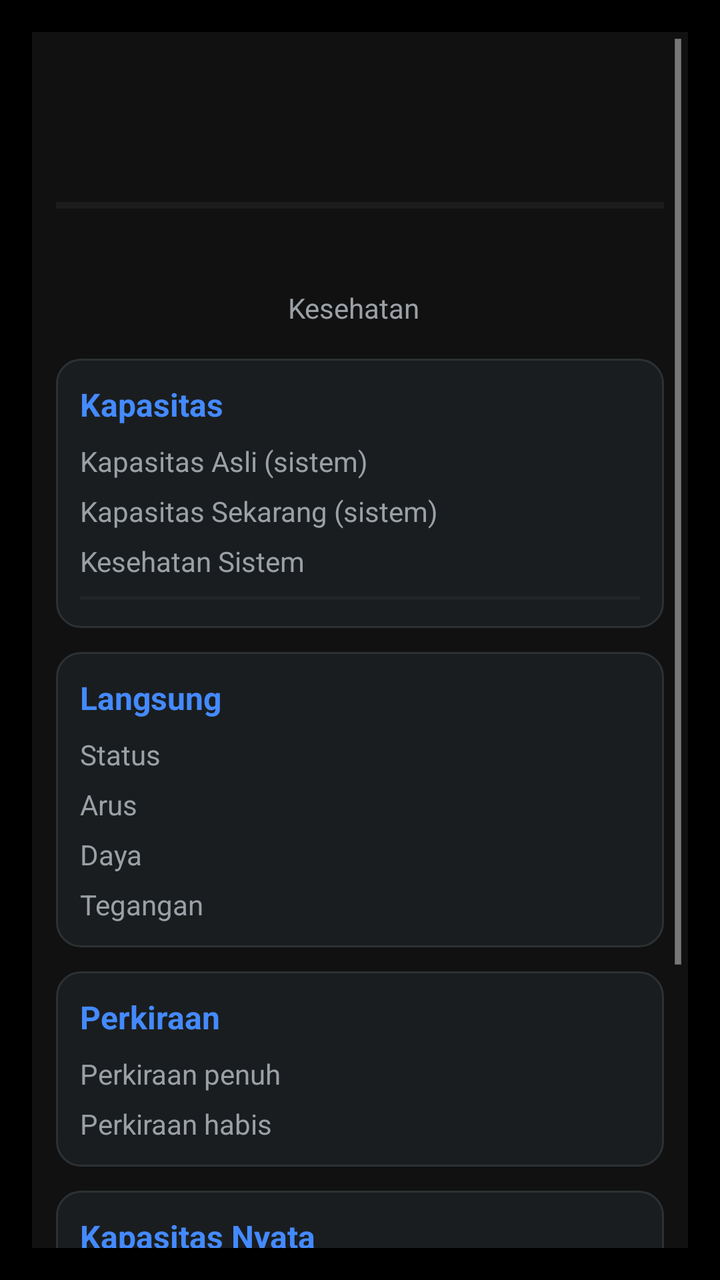
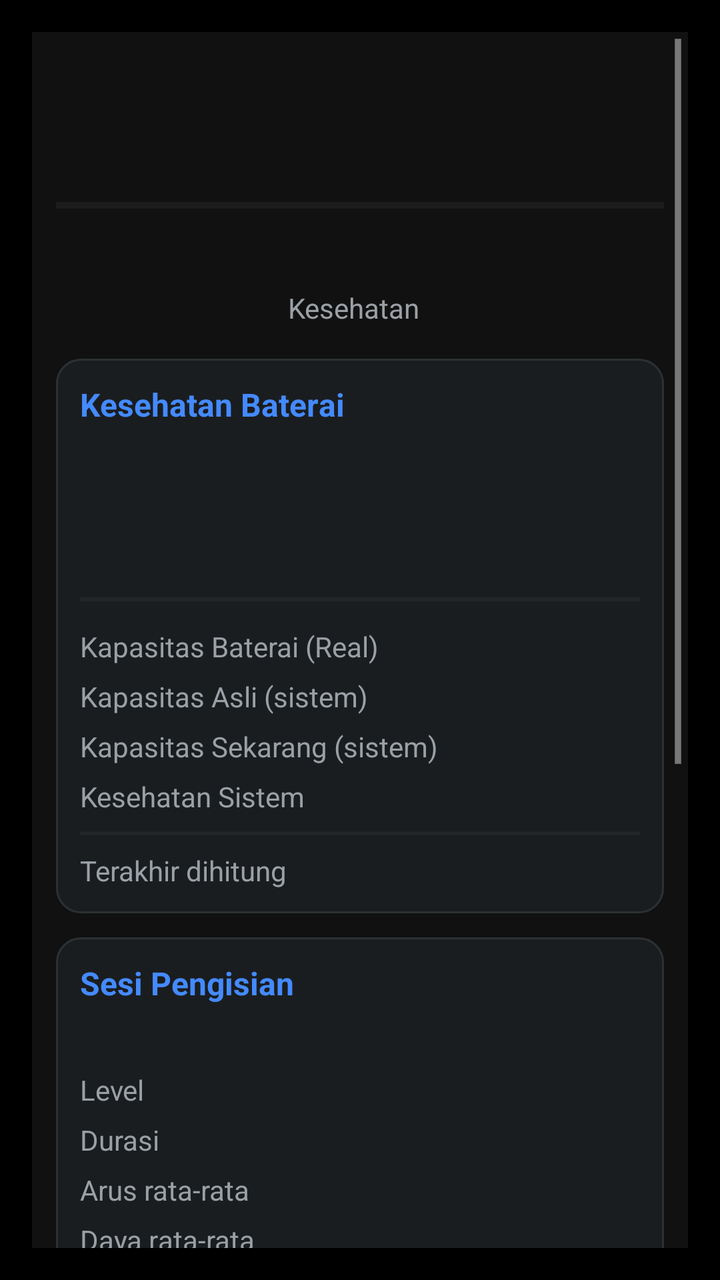

Before-and-after screenshots of an Android layout around one commit, followed by the original layout XML and the change that was made.
<!-- AndroidManifest.xml: activity theme android:Theme.Holo.Light.DarkActionBar -->
<!-- res/layout/activity_battery_info.xml -->
<?xml version="1.0" encoding="utf-8"?>
<ScrollView xmlns:android="http://schemas.android.com/apk/res/android" android:background="#000000" android:padding="16dp" android:fitsSystemWindows="true" android:layout_width="match_parent" android:layout_height="match_parent">
    <LinearLayout android:orientation="vertical" android:background="#111111" android:padding="12dp" android:layout_width="match_parent" android:layout_height="wrap_content">
        <TextView android:id="@+id/battLevelText" android:textSize="44sp" android:textStyle="bold" android:textColor="#ffffff" android:gravity="center" android:layout_width="match_parent" android:layout_height="wrap_content"/>
        <ProgressBar android:id="@+id/battLevelBar" style="?android:attr/progressBarStyleHorizontal" android:max="100" android:progressTint="#4caf50" android:progressBackgroundTint="#333333" android:layout_width="match_parent" android:layout_height="wrap_content" android:layout_marginTop="8dp"/>
        <TextView android:id="@+id/battStatusText" android:textSize="16sp" android:textColor="#ffffff" android:gravity="center" android:layout_width="match_parent" android:layout_height="wrap_content" android:layout_marginTop="8dp"/>
        <LinearLayout android:orientation="horizontal" android:gravity="center" android:layout_width="match_parent" android:layout_height="wrap_content" android:layout_marginTop="4dp">
            <TextView android:textSize="14sp" android:textColor="#9aa0a6" android:layout_width="wrap_content" android:layout_height="wrap_content" android:text="@string/batt_label_health"/>
            <TextView android:id="@+id/battHealthText" android:textSize="14sp" android:textColor="#ffffff" android:layout_width="wrap_content" android:layout_height="wrap_content" android:layout_marginStart="6dp"/>
        </LinearLayout>
        <LinearLayout android:orientation="vertical" android:background="@drawable/card_background" android:padding="12dp" android:layout_width="match_parent" android:layout_height="wrap_content" android:layout_marginTop="16dp">
            <TextView android:textSize="16sp" android:textStyle="bold" android:textColor="#448aff" android:layout_width="match_parent" android:layout_height="wrap_content" android:layout_marginBottom="8dp" android:text="@string/batt_card_capacity"/>
            <LinearLayout android:orientation="horizontal" android:layout_width="match_parent" android:layout_height="wrap_content" android:layout_marginBottom="6dp">
                <TextView android:textSize="14sp" android:textColor="#9aa0a6" android:layout_width="0dp" android:layout_weight="1" android:layout_height="wrap_content" android:text="@string/batt_label_design"/>
                <TextView android:id="@+id/battDesignValue" android:textSize="14sp" android:textColor="#ffffff" android:gravity="end" android:layout_width="wrap_content" android:layout_height="wrap_content"/>
            </LinearLayout>
            <LinearLayout android:orientation="horizontal" android:layout_width="match_parent" android:layout_height="wrap_content" android:layout_marginBottom="6dp">
                <TextView android:textSize="14sp" android:textColor="#9aa0a6" android:layout_width="0dp" android:layout_weight="1" android:layout_height="wrap_content" android:text="@string/batt_label_full"/>
                <TextView android:id="@+id/battFullValue" android:textSize="14sp" android:textColor="#ffffff" android:gravity="end" android:layout_width="wrap_content" android:layout_height="wrap_content"/>
            </LinearLayout>
            <LinearLayout android:orientation="horizontal" android:layout_width="match_parent" android:layout_height="wrap_content">
                <TextView android:textSize="14sp" android:textColor="#9aa0a6" android:layout_width="0dp" android:layout_weight="1" android:layout_height="wrap_content" android:text="@string/batt_label_sys_health"/>
                <TextView android:id="@+id/battSysHealthValue" android:textSize="14sp" android:textColor="#ffffff" android:gravity="end" android:layout_width="wrap_content" android:layout_height="wrap_content"/>
            </LinearLayout>
            <ProgressBar android:id="@+id/battSysHealthBar" style="?android:attr/progressBarStyleHorizontal" android:max="100" android:progressTint="#4caf50" android:progressBackgroundTint="#333333" android:layout_width="match_parent" android:layout_height="6dp" android:layout_marginTop="6dp"/>
        </LinearLayout>
        <LinearLayout android:orientation="vertical" android:background="@drawable/card_background" android:padding="12dp" android:layout_width="match_parent" android:layout_height="wrap_content" android:layout_marginTop="12dp">
            <TextView android:textSize="16sp" android:textStyle="bold" android:textColor="#448aff" android:layout_width="match_parent" android:layout_height="wrap_content" android:layout_marginBottom="8dp" android:text="@string/batt_card_live"/>
            <LinearLayout android:orientation="horizontal" android:layout_width="match_parent" android:layout_height="wrap_content" android:layout_marginBottom="6dp">
                <TextView android:textSize="14sp" android:textColor="#9aa0a6" android:layout_width="0dp" android:layout_weight="1" android:layout_height="wrap_content" android:text="@string/batt_label_status"/>
                <TextView android:id="@+id/battLiveStatusValue" android:textSize="14sp" android:textColor="#ffffff" android:gravity="end" android:layout_width="wrap_content" android:layout_height="wrap_content"/>
            </LinearLayout>
            <LinearLayout android:orientation="horizontal" android:layout_width="match_parent" android:layout_height="wrap_content" android:layout_marginBottom="6dp">
                <TextView android:textSize="14sp" android:textColor="#9aa0a6" android:layout_width="0dp" android:layout_weight="1" android:layout_height="wrap_content" android:text="@string/batt_label_current"/>
                <TextView android:id="@+id/battCurrentValue" android:textSize="14sp" android:textColor="#ffffff" android:gravity="end" android:layout_width="wrap_content" android:layout_height="wrap_content"/>
            </LinearLayout>
            <LinearLayout android:orientation="horizontal" android:layout_width="match_parent" android:layout_height="wrap_content" android:layout_marginBottom="6dp">
                <TextView android:textSize="14sp" android:textColor="#9aa0a6" android:layout_width="0dp" android:layout_weight="1" android:layout_height="wrap_content" android:text="@string/batt_label_power"/>
                <TextView android:id="@+id/battPowerValue" android:textSize="14sp" android:textColor="#ffffff" android:gravity="end" android:layout_width="wrap_content" android:layout_height="wrap_content"/>
            </LinearLayout>
            <LinearLayout android:orientation="horizontal" android:layout_width="match_parent" android:layout_height="wrap_content">
                <TextView android:textSize="14sp" android:textColor="#9aa0a6" android:layout_width="0dp" android:layout_weight="1" android:layout_height="wrap_content" android:text="@string/batt_label_voltage"/>
                <TextView android:id="@+id/battVoltageValue" android:textSize="14sp" android:textColor="#ffffff" android:gravity="end" android:layout_width="wrap_content" android:layout_height="wrap_content"/>
            </LinearLayout>
        </LinearLayout>
        <LinearLayout android:orientation="vertical" android:background="@drawable/card_background" android:padding="12dp" android:layout_width="match_parent" android:layout_height="wrap_content" android:layout_marginTop="12dp">
            <TextView android:textSize="16sp" android:textStyle="bold" android:textColor="#448aff" android:layout_width="match_parent" android:layout_height="wrap_content" android:layout_marginBottom="8dp" android:text="@string/batt_card_estimates"/>
            <LinearLayout android:orientation="horizontal" android:layout_width="match_parent" android:layout_height="wrap_content" android:layout_marginBottom="6dp">
                <TextView android:textSize="14sp" android:textColor="#9aa0a6" android:layout_width="0dp" android:layout_weight="1" android:layout_height="wrap_content" android:text="@string/batt_label_est_full"/>
                <TextView android:id="@+id/battEstFullValue" android:textSize="14sp" android:textColor="#ffffff" android:gravity="end" android:layout_width="wrap_content" android:layout_height="wrap_content"/>
            </LinearLayout>
            <LinearLayout android:orientation="horizontal" android:layout_width="match_parent" android:layout_height="wrap_content">
                <TextView android:textSize="14sp" android:textColor="#9aa0a6" android:layout_width="0dp" android:layout_weight="1" android:layout_height="wrap_content" android:text="@string/batt_label_est_left"/>
                <TextView android:id="@+id/battEstLeftValue" android:textSize="14sp" android:textColor="#ffffff" android:gravity="end" android:layout_width="wrap_content" android:layout_height="wrap_content"/>
            </LinearLayout>
        </LinearLayout>
        <LinearLayout android:orientation="vertical" android:background="@drawable/card_background" android:padding="12dp" android:layout_width="match_parent" android:layout_height="wrap_content" android:layout_marginTop="12dp">
            <TextView android:textSize="16sp" android:textStyle="bold" android:textColor="#448aff" android:layout_width="match_parent" android:layout_height="wrap_content" android:layout_marginBottom="8dp" android:text="@string/batt_card_real"/>
            <LinearLayout android:orientation="horizontal" android:layout_width="match_parent" android:layout_height="wrap_content" android:layout_marginBottom="6dp">
                <TextView android:textSize="14sp" android:textColor="#9aa0a6" android:layout_width="0dp" android:layout_weight="1" android:layout_height="wrap_content" android:text="@string/batt_label_real_capacity"/>
                <TextView android:id="@+id/battRealCapValue" android:textSize="14sp" android:textColor="#ffffff" android:gravity="end" android:layout_width="wrap_content" android:layout_height="wrap_content"/>
            </LinearLayout>
            <LinearLayout android:orientation="horizontal" android:layout_width="match_parent" android:layout_height="wrap_content" android:layout_marginBottom="6dp">
                <TextView android:textSize="14sp" android:textColor="#9aa0a6" android:layout_width="0dp" android:layout_weight="1" android:layout_height="wrap_content" android:text="@string/batt_label_real_health"/>
                <TextView android:id="@+id/battRealHealthValue" android:textSize="14sp" android:textColor="#ffffff" android:gravity="end" android:layout_width="wrap_content" android:layout_height="wrap_content"/>
            </LinearLayout>
            <LinearLayout android:orientation="horizontal" android:layout_width="match_parent" android:layout_height="wrap_content">
                <TextView android:textSize="14sp" android:textColor="#9aa0a6" android:layout_width="0dp" android:layout_weight="1" android:layout_height="wrap_content" android:text="@string/batt_label_last_calc"/>
                <TextView android:id="@+id/battLastCalcValue" android:textSize="14sp" android:textColor="#ffffff" android:gravity="end" android:layout_width="wrap_content" android:layout_height="wrap_content"/>
            </LinearLayout>
        </LinearLayout>
        <TextView android:id="@+id/battNotesText" android:textSize="12sp" android:textColor="#9aa0a6" android:layout_width="match_parent" android:layout_height="wrap_content" android:layout_marginTop="12dp" android:text="@string/battery_notes"/>
    </LinearLayout>
</ScrollView>
<!-- resources referenced by this layout -->
<resources>
  <!-- drawable card_background (drawable) -->
  <?xml version="1.0" encoding="utf-8"?>
  <shape xmlns:android="http://schemas.android.com/apk/res/android" android:shape="rectangle">
      <solid android:color="#1a1d1f"/>
      <corners android:radius="12dp"/>
      <stroke android:width="1dp" android:color="#2c3134"/>
  </shape>
  <string name="batt_card_capacity">Kapasitas</string>
  <string name="batt_card_estimates">Perkiraan</string>
  <string name="batt_card_live">Langsung</string>
  <string name="batt_card_real">Kapasitas Nyata</string>
  <string name="batt_label_current">Arus</string>
  <string name="batt_label_design">Kapasitas Asli (sistem)</string>
  <string name="batt_label_est_full">Perkiraan penuh</string>
  <string name="batt_label_est_left">Perkiraan habis</string>
  <string name="batt_label_full">Kapasitas Sekarang (sistem)</string>
  <string name="batt_label_health">Kesehatan</string>
  <string name="batt_label_last_calc">Terakhir dihitung</string>
  <string name="batt_label_power">Daya</string>
  <string name="batt_label_real_capacity">Kapasitas Baterai (Real)</string>
  <string name="batt_label_real_health">Kesehatan Baterai (Real)</string>
  <string name="batt_label_status">Status</string>
  <string name="batt_label_sys_health">Kesehatan Sistem</string>
  <string name="batt_label_voltage">Tegangan</string>
  <string name="battery_notes">Catatan:\n- Estimasi (Real) dihitung setelah pengisian yang mencapai minimal 95% saat perangkat dalam keadaan aktif.\n- Pengisian saat perangkat mati (power-off charging) tidak termasuk dalam perhitungan.</string>
</resources>

<!-- the commit's change to res/layout/activity_battery_info.xml (unified diff, before → after) -->
@@ -9,7 +9,14 @@
             <TextView android:id="@+id/battHealthText" android:textSize="14sp" android:textColor="#ffffff" android:layout_width="wrap_content" android:layout_height="wrap_content" android:layout_marginStart="6dp"/>
         </LinearLayout>
         <LinearLayout android:orientation="vertical" android:background="@drawable/card_background" android:padding="12dp" android:layout_width="match_parent" android:layout_height="wrap_content" android:layout_marginTop="16dp">
-            <TextView android:textSize="16sp" android:textStyle="bold" android:textColor="#448aff" android:layout_width="match_parent" android:layout_height="wrap_content" android:layout_marginBottom="8dp" android:text="@string/batt_card_capacity"/>
+            <TextView android:textSize="16sp" android:textStyle="bold" android:textColor="#448aff" android:layout_width="match_parent" android:layout_height="wrap_content" android:layout_marginBottom="8dp" android:text="@string/batt_card_health"/>
+            <TextView android:id="@+id/battHealthBig" android:textSize="36sp" android:textStyle="bold" android:textColor="#ffffff" android:gravity="center" android:layout_width="match_parent" android:layout_height="wrap_content"/>
+            <TextView android:id="@+id/battHealthBasis" android:textSize="12sp" android:textColor="#9aa0a6" android:gravity="center" android:layout_width="match_parent" android:layout_height="wrap_content" android:layout_marginTop="2dp"/>
+            <ProgressBar android:id="@+id/battHealthBar" style="?android:attr/progressBarStyleHorizontal" android:max="100" android:progressTint="#4caf50" android:progressBackgroundTint="#333333" android:layout_width="match_parent" android:layout_height="8dp" android:layout_marginTop="8dp" android:layout_marginBottom="10dp"/>
+            <LinearLayout android:orientation="horizontal" android:layout_width="match_parent" android:layout_height="wrap_content" android:layout_marginBottom="6dp">
+                <TextView android:textSize="14sp" android:textColor="#9aa0a6" android:layout_width="0dp" android:layout_weight="1" android:layout_height="wrap_content" android:text="@string/batt_label_real_capacity"/>
+                <TextView android:id="@+id/battRealCapValue" android:textSize="14sp" android:textColor="#ffffff" android:gravity="end" android:layout_width="wrap_content" android:layout_height="wrap_content"/>
+            </LinearLayout>
             <LinearLayout android:orientation="horizontal" android:layout_width="match_parent" android:layout_height="wrap_content" android:layout_marginBottom="6dp">
                 <TextView android:textSize="14sp" android:textColor="#9aa0a6" android:layout_width="0dp" android:layout_weight="1" android:layout_height="wrap_content" android:text="@string/batt_label_design"/>
                 <TextView android:id="@+id/battDesignValue" android:textSize="14sp" android:textColor="#ffffff" android:gravity="end" android:layout_width="wrap_content" android:layout_height="wrap_content"/>
@@ -23,6 +30,38 @@
                 <TextView android:id="@+id/battSysHealthValue" android:textSize="14sp" android:textColor="#ffffff" android:gravity="end" android:layout_width="wrap_content" android:layout_height="wrap_content"/>
             </LinearLayout>
             <ProgressBar android:id="@+id/battSysHealthBar" style="?android:attr/progressBarStyleHorizontal" android:max="100" android:progressTint="#4caf50" android:progressBackgroundTint="#333333" android:layout_width="match_parent" android:layout_height="6dp" android:layout_marginTop="6dp"/>
+            <LinearLayout android:orientation="horizontal" android:layout_width="match_parent" android:layout_height="wrap_content" android:layout_marginTop="6dp">
+                <TextView android:textSize="14sp" android:textColor="#9aa0a6" android:layout_width="0dp" android:layout_weight="1" android:layout_height="wrap_content" android:text="@string/batt_label_last_calc"/>
+                <TextView android:id="@+id/battLastCalcValue" android:textSize="14sp" android:textColor="#ffffff" android:gravity="end" android:layout_width="wrap_content" android:layout_height="wrap_content"/>
+            </LinearLayout>
+        </LinearLayout>
+        <LinearLayout android:orientation="vertical" android:background="@drawable/card_background" android:padding="12dp" android:layout_width="match_parent" android:layout_height="wrap_content" android:layout_marginTop="12dp">
+            <TextView android:textSize="16sp" android:textStyle="bold" android:textColor="#448aff" android:layout_width="match_parent" android:layout_height="wrap_content" android:layout_marginBottom="8dp" android:text="@string/batt_card_charging"/>
+            <TextView android:id="@+id/battSessionState" android:textSize="14sp" android:textStyle="bold" android:textColor="#ffffff" android:layout_width="match_parent" android:layout_height="wrap_content" android:layout_marginBottom="6dp"/>
+            <LinearLayout android:id="@+id/battSessionBody" android:orientation="vertical" android:layout_width="match_parent" android:layout_height="wrap_content">
+                <LinearLayout android:orientation="horizontal" android:layout_width="match_parent" android:layout_height="wrap_content" android:layout_marginBottom="6dp">
+                    <TextView android:textSize="14sp" android:textColor="#9aa0a6" android:layout_width="0dp" android:layout_weight="1" android:layout_height="wrap_content" android:text="@string/batt_label_session_levels"/>
+                    <TextView android:id="@+id/battSessionLevelsValue" android:textSize="14sp" android:textColor="#ffffff" android:gravity="end" android:layout_width="wrap_content" android:layout_height="wrap_content"/>
+                </LinearLayout>
+                <LinearLayout android:orientation="horizontal" android:layout_width="match_parent" android:layout_height="wrap_content" android:layout_marginBottom="6dp">
+                    <TextView android:textSize="14sp" android:textColor="#9aa0a6" android:layout_width="0dp" android:layout_weight="1" android:layout_height="wrap_content" android:text="@string/batt_label_session_duration"/>
+                    <TextView android:id="@+id/battSessionDurationValue" android:textSize="14sp" android:textColor="#ffffff" android:gravity="end" android:layout_width="wrap_content" android:layout_height="wrap_content"/>
+                </LinearLayout>
+                <LinearLayout android:orientation="horizontal" android:layout_width="match_parent" android:layout_height="wrap_content" android:layout_marginBottom="6dp">
+                    <TextView android:textSize="14sp" android:textColor="#9aa0a6" android:layout_width="0dp" android:layout_weight="1" android:layout_height="wrap_content" android:text="@string/batt_label_session_avg_current"/>
+                    <TextView android:id="@+id/battSessionAvgCurrentValue" android:textSize="14sp" android:textColor="#ffffff" android:gravity="end" android:layout_width="wrap_content" android:layout_height="wrap_content"/>
+                </LinearLayout>
+                <LinearLayout android:orientation="horizontal" android:layout_width="match_parent" android:layout_height="wrap_content" android:layout_marginBottom="6dp">
+                    <TextView android:textSize="14sp" android:textColor="#9aa0a6" android:layout_width="0dp" android:layout_weight="1" android:layout_height="wrap_content" android:text="@string/batt_label_session_avg_power"/>
+                    <TextView android:id="@+id/battSessionAvgPowerValue" android:textSize="14sp" android:textColor="#ffffff" android:gravity="end" android:layout_width="wrap_content" android:layout_height="wrap_content"/>
+                </LinearLayout>
+                <LinearLayout android:orientation="horizontal" android:layout_width="match_parent" android:layout_height="wrap_content">
+                    <TextView android:textSize="14sp" android:textColor="#9aa0a6" android:layout_width="0dp" android:layout_weight="1" android:layout_height="wrap_content" android:text="@string/batt_label_session_added"/>
+                    <TextView android:id="@+id/battSessionMahValue" android:textSize="14sp" android:textColor="#ffffff" android:gravity="end" android:layout_width="wrap_content" android:layout_height="wrap_content"/>
+                </LinearLayout>
+            </LinearLayout>
+            <LinearLayout android:id="@+id/battSessionsList" android:orientation="vertical" android:layout_width="match_parent" android:layout_height="wrap_content" android:layout_marginTop="8dp"/>
+            <TextView android:id="@+id/battSessionEmpty" android:textSize="13sp" android:textColor="#9aa0a6" android:layout_width="match_parent" android:layout_height="wrap_content" android:visibility="gone" android:text="@string/batt_session_none"/>
         </LinearLayout>
         <LinearLayout android:orientation="vertical" android:background="@drawable/card_background" android:padding="12dp" android:layout_width="match_parent" android:layout_height="wrap_content" android:layout_marginTop="12dp">
             <TextView android:textSize="16sp" android:textStyle="bold" android:textColor="#448aff" android:layout_width="match_parent" android:layout_height="wrap_content" android:layout_marginBottom="8dp" android:text="@string/batt_card_live"/>
@@ -54,21 +93,6 @@
                 <TextView android:id="@+id/battEstLeftValue" android:textSize="14sp" android:textColor="#ffffff" android:gravity="end" android:layout_width="wrap_content" android:layout_height="wrap_content"/>
             </LinearLayout>
         </LinearLayout>
-        <LinearLayout android:orientation="vertical" android:background="@drawable/card_background" android:padding="12dp" android:layout_width="match_parent" android:layout_height="wrap_content" android:layout_marginTop="12dp">
-            <TextView android:textSize="16sp" android:textStyle="bold" android:textColor="#448aff" android:layout_width="match_parent" android:layout_height="wrap_content" android:layout_marginBottom="8dp" android:text="@string/batt_card_real"/>
-            <LinearLayout android:orientation="horizontal" android:layout_width="match_parent" android:layout_height="wrap_content" android:layout_marginBottom="6dp">
-                <TextView android:textSize="14sp" android:textColor="#9aa0a6" android:layout_width="0dp" android:layout_weight="1" android:layout_height="wrap_content" android:text="@string/batt_label_real_capacity"/>
-                <TextView android:id="@+id/battRealCapValue" android:textSize="14sp" android:textColor="#ffffff" android:gravity="end" android:layout_width="wrap_content" android:layout_height="wrap_content"/>
-            </LinearLayout>
-            <LinearLayout android:orientation="horizontal" android:layout_width="match_parent" android:layout_height="wrap_content" android:layout_marginBottom="6dp">
-                <TextView android:textSize="14sp" android:textColor="#9aa0a6" android:layout_width="0dp" android:layout_weight="1" android:layout_height="wrap_content" android:text="@string/batt_label_real_health"/>
-                <TextView android:id="@+id/battRealHealthValue" android:textSize="14sp" android:textColor="#ffffff" android:gravity="end" android:layout_width="wrap_content" android:layout_height="wrap_content"/>
-            </LinearLayout>
-            <LinearLayout android:orientation="horizontal" android:layout_width="match_parent" android:layout_height="wrap_content">
-                <TextView android:textSize="14sp" android:textColor="#9aa0a6" android:layout_width="0dp" android:layout_weight="1" android:layout_height="wrap_content" android:text="@string/batt_label_last_calc"/>
-                <TextView android:id="@+id/battLastCalcValue" android:textSize="14sp" android:textColor="#ffffff" android:gravity="end" android:layout_width="wrap_content" android:layout_height="wrap_content"/>
-            </LinearLayout>
-        </LinearLayout>
         <TextView android:id="@+id/battNotesText" android:textSize="12sp" android:textColor="#9aa0a6" android:layout_width="match_parent" android:layout_height="wrap_content" android:layout_marginTop="12dp" android:text="@string/battery_notes"/>
     </LinearLayout>
 </ScrollView>
<!-- resource entries referenced after the edit -->
@@ -7,10 +7,10 @@
       <corners android:radius="12dp"/>
       <stroke android:width="1dp" android:color="#2c3134"/>
   </shape>
-  <string name="batt_card_capacity">Kapasitas</string>
+  <string name="batt_card_charging">Sesi Pengisian</string>
   <string name="batt_card_estimates">Perkiraan</string>
+  <string name="batt_card_health">Kesehatan Baterai</string>
   <string name="batt_card_live">Langsung</string>
-  <string name="batt_card_real">Kapasitas Nyata</string>
   <string name="batt_label_current">Arus</string>
   <string name="batt_label_design">Kapasitas Asli (sistem)</string>
   <string name="batt_label_est_full">Perkiraan penuh</string>
@@ -20,10 +20,15 @@
   <string name="batt_label_last_calc">Terakhir dihitung</string>
   <string name="batt_label_power">Daya</string>
   <string name="batt_label_real_capacity">Kapasitas Baterai (Real)</string>
-  <string name="batt_label_real_health">Kesehatan Baterai (Real)</string>
+  <string name="batt_label_session_added">Perkiraan ditambahkan</string>
+  <string name="batt_label_session_avg_current">Arus rata-rata</string>
+  <string name="batt_label_session_avg_power">Daya rata-rata</string>
+  <string name="batt_label_session_duration">Durasi</string>
+  <string name="batt_label_session_levels">Level</string>
   <string name="batt_label_status">Status</string>
   <string name="batt_label_sys_health">Kesehatan Sistem</string>
   <string name="batt_label_voltage">Tegangan</string>
+  <string name="batt_session_none">Belum ada sesi pengisian yang terekam.</string>
   <string name="battery_notes">Catatan:\n- Estimasi (Real) dihitung setelah pengisian yang mencapai minimal 95% saat perangkat dalam keadaan aktif.\n- Pengisian saat perangkat mati (power-off charging) tidak termasuk dalam perhitungan.</string>
 </resources>
 
